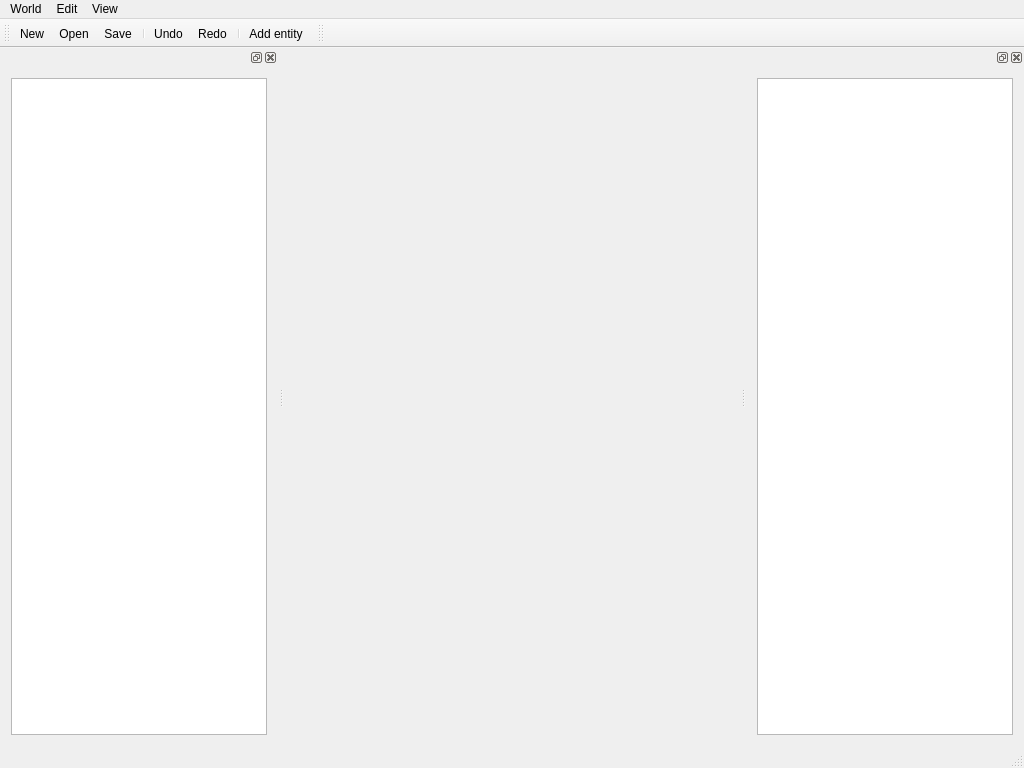
The window that MadEditor/MainWindow.ui (Fs02/Volge-TheSurvivor) describes before a commit, drawn with Qt 5.
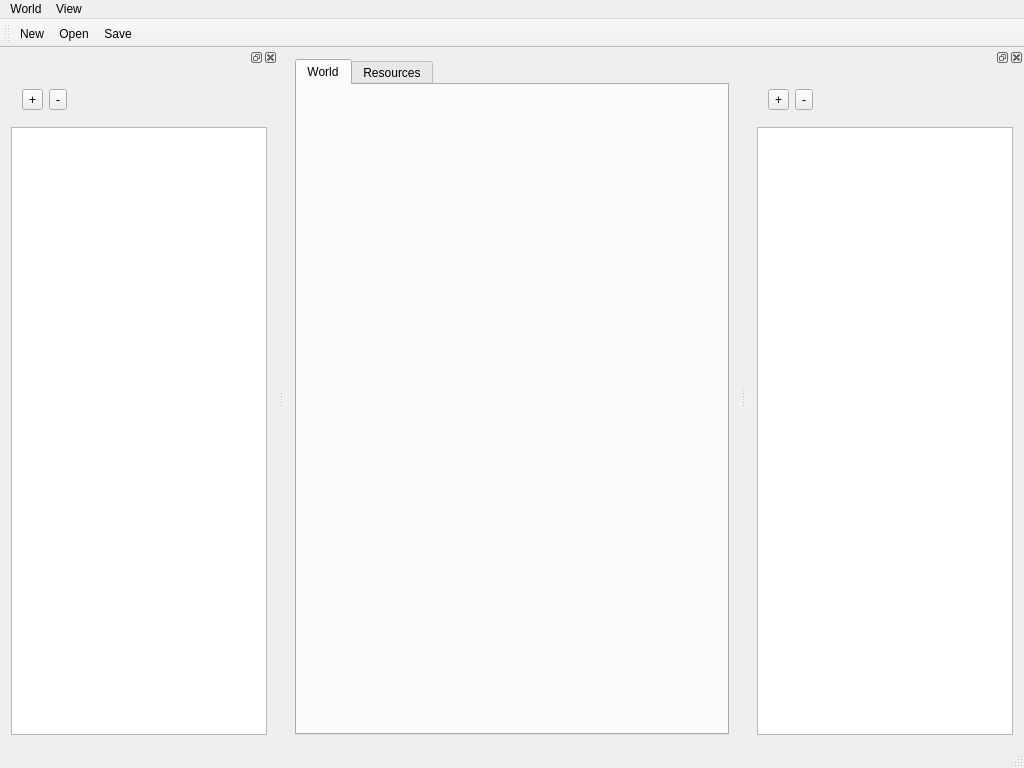
The same window after the commit.

Commit message: Starting the editor again.

What changed in the file:
```diff
--- a/MadEditor/MainWindow.ui
+++ b/MadEditor/MainWindow.ui
@@ -19,13 +19,25 @@
   <widget class="QWidget" name="centralWidget">
    <layout class="QVBoxLayout" name="verticalLayout">
     <item>
-     <widget class="QWidget" name="renderViewport" native="true">
-      <property name="sizePolicy">
-       <sizepolicy hsizetype="Preferred" vsizetype="Preferred">
-        <horstretch>0</horstretch>
-        <verstretch>10</verstretch>
-       </sizepolicy>
+     <widget class="QTabWidget" name="editorTabs">
+      <property name="currentIndex">
+       <number>0</number>
       </property>
+      <widget class="QWidget" name="worldTab">
+       <attribute name="title">
+        <string>World</string>
+       </attribute>
+       <layout class="QVBoxLayout" name="verticalLayout_4">
+        <item>
+         <widget class="QWidget" name="rederViewport" native="true"/>
+        </item>
+       </layout>
+      </widget>
+      <widget class="QWidget" name="resourceTab">
+       <attribute name="title">
+        <string>Resources</string>
+       </attribute>
+      </widget>
      </widget>
     </item>
    </layout>
@@ -48,15 +60,6 @@
     <addaction name="actionSave"/>
     <addaction name="actionSave_as"/>
    </widget>
-   <widget class="QMenu" name="menuEdit">
-    <property name="title">
-     <string>Edit</string>
-    </property>
-    <addaction name="actionUndo"/>
-    <addaction name="actionRedo"/>
-    <addaction name="separator"/>
-    <addaction name="actionAdd_entity"/>
-   </widget>
    <widget class="QMenu" name="menuView">
     <property name="title">
      <string>View</string>
@@ -65,7 +68,6 @@
     <addaction name="actionShow_object_properties"/>
    </widget>
    <addaction name="menuWorld"/>
-   <addaction name="menuEdit"/>
    <addaction name="menuView"/>
   </widget>
   <widget class="QToolBar" name="mainToolBar">
@@ -78,11 +80,6 @@
    <addaction name="actionNew"/>
    <addaction name="actionOpen"/>
    <addaction name="actionSave"/>
-   <addaction name="separator"/>
-   <addaction name="actionUndo"/>
-   <addaction name="actionRedo"/>
-   <addaction name="separator"/>
-   <addaction name="actionAdd_entity"/>
   </widget>
   <widget class="QStatusBar" name="statusBar"/>
   <widget class="QDockWidget" name="objectBrowserDock">
@@ -91,6 +88,45 @@
    </attribute>
    <widget class="QWidget" name="dockWidgetContents">
     <layout class="QVBoxLayout" name="verticalLayout_2">
+     <item>
+      <widget class="QWidget" name="widget_2" native="true">
+       <property name="sizePolicy">
+        <sizepolicy hsizetype="Preferred" vsizetype="Preferred">
+         <horstretch>0</horstretch>
+         <verstretch>0</verstretch>
+        </sizepolicy>
+       </property>
+       <layout class="QHBoxLayout" name="horizontalLayout">
+        <item>
+         <widget class="QToolButton" name="addEntity">
+          <property name="text">
+           <string>+</string>
+          </property>
+         </widget>
+        </item>
+        <item>
+         <widget class="QToolButton" name="removeEntity">
+          <property name="text">
+           <string>-</string>
+          </property>
+         </widget>
+        </item>
+        <item>
+         <spacer name="horizontalSpacer">
+          <property name="orientation">
+           <enum>Qt::Horizontal</enum>
+          </property>
+          <property name="sizeHint" stdset="0">
+           <size>
+            <width>40</width>
+            <height>20</height>
+           </size>
+          </property>
+         </spacer>
+        </item>
+       </layout>
+      </widget>
+     </item>
      <item>
       <widget class="QTreeWidget" name="worldTree">
        <attribute name="headerVisible">
@@ -113,31 +149,44 @@
    <widget class="QWidget" name="dockWidgetContents_2">
     <layout class="QVBoxLayout" name="verticalLayout_3">
      <item>
-      <widget class="QTreeWidget" name="objectTree">
-       <attribute name="headerVisible">
-        <bool>false</bool>
-       </attribute>
-       <column>
-        <property name="text">
-         <string notr="true">1</string>
-        </property>
-       </column>
+      <widget class="QWidget" name="widget_3" native="true">
+       <layout class="QHBoxLayout" name="horizontalLayout_2">
+        <item>
+         <widget class="QToolButton" name="addComponent">
+          <property name="text">
+           <string>+</string>
+          </property>
+         </widget>
+        </item>
+        <item>
+         <widget class="QToolButton" name="removeComponent">
+          <property name="text">
+           <string>-</string>
+          </property>
+         </widget>
+        </item>
+        <item>
+         <spacer name="horizontalSpacer_2">
+          <property name="orientation">
+           <enum>Qt::Horizontal</enum>
+          </property>
+          <property name="sizeHint" stdset="0">
+           <size>
+            <width>40</width>
+            <height>20</height>
+           </size>
+          </property>
+         </spacer>
+        </item>
+       </layout>
       </widget>
      </item>
+     <item>
+      <widget class="QTableView" name="entPropsTable"/>
+     </item>
     </layout>
    </widget>
   </widget>
-  <widget class="QToolBar" name="toolBar">
-   <property name="windowTitle">
-    <string>toolBar</string>
-   </property>
-   <attribute name="toolBarArea">
-    <enum>TopToolBarArea</enum>
-   </attribute>
-   <attribute name="toolBarBreak">
-    <bool>false</bool>
-   </attribute>
-  </widget>
   <action name="actionNew">
    <property name="text">
     <string>New</string>
@@ -158,25 +207,6 @@
    <property name="text">
     <string>Save</string>
    </property>
-   <property name="shortcut">
-    <string>Ctrl+S</string>
-   </property>
-  </action>
-  <action name="actionUndo">
-   <property name="text">
-    <string>Undo</string>
-   </property>
-   <property name="shortcut">
-    <string>Ctrl+Z</string>
-   </property>
-  </action>
-  <action name="actionRedo">
-   <property name="text">
-    <string>Redo</string>
-   </property>
-   <property name="shortcut">
-    <string>Ctrl+Shift+Z</string>
-   </property>
   </action>
   <action name="actionSave_as">
    <property name="text">
```
Left out of the diff: 136 changed lines with no effect on the pictures. The commit also changes 13 other files.
